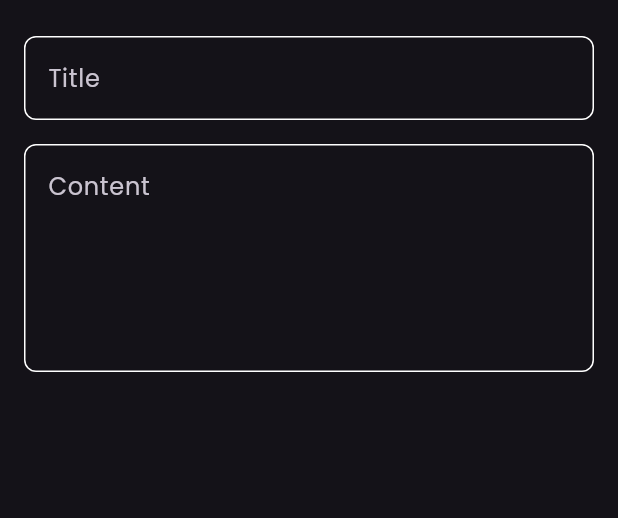
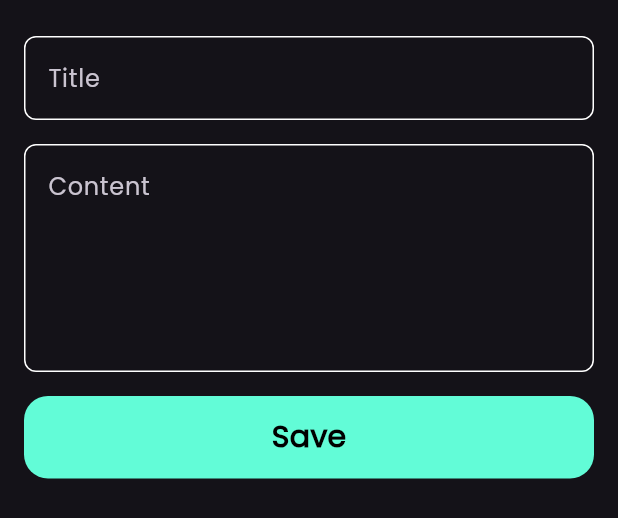
Before and after one commit to faresarar/notes_app, a Flutter app: the AddNoteBottomSheet widget shown alone on an empty page, opened directly, on a phone screen of 412 x 824 dp. Shown: the top 518 px of the screen. Run offline on Flutter 3.47's test engine with Material 3 defaults, Android fonts, the phone set to English and light mode, and no system bars.

Commit message:
finish notes bottom sheet

```diff
--- a/lib/widgets/add_note_bottom_sheet.dart
+++ b/lib/widgets/add_note_bottom_sheet.dart
@@ -1,5 +1,6 @@
 import 'package:flutter/material.dart';
 
+import 'custom_button.dart';
 import 'custom_text_field.dart';
 
 class AddNoteBottomSheet extends StatelessWidget {
@@ -7,7 +8,8 @@ class AddNoteBottomSheet extends StatelessWidget {
 
   @override
   Widget build(BuildContext context) {
-    return const Padding(
+    return const SingleChildScrollView(
+      child: Padding(
         padding: EdgeInsets.symmetric(horizontal: 16),
         child: Column(
           children: [
@@ -22,7 +24,14 @@ class AddNoteBottomSheet extends StatelessWidget {
               hint: "Content",
               maxLines: 5,
             ),
+
+            /// don't use Spacer() in SingleChildScrollView() ,
+            SizedBox(height: 16),
+
+            CustomButton(),
+            SizedBox(height: 16)
           ],
+        ),
       ),
     );
   }
--- /dev/null
+++ b/lib/widgets/custom_button.dart
@@ -0,0 +1,29 @@
+import 'package:flutter/material.dart';
+
+import '../constants.dart';
+
+class CustomButton extends StatelessWidget {
+  const CustomButton({super.key});
+
+  @override
+  Widget build(BuildContext context) {
+    return Container(
+      width: MediaQuery.of(context).size.width,
+      height: 55,
+      decoration: BoxDecoration(
+        color: kPrimaryColor,
+        borderRadius: BorderRadius.circular(16),
+      ),
+      child: const Center(
+        child: Text(
+          "Save",
+          style: TextStyle(
+            color: Colors.black,
+            fontSize: 20,
+            fontWeight: FontWeight.bold,
+          ),
+        ),
+      ),
+    );
+  }
+}
```
Lines whose indentation alone changed are shown as unchanged.
